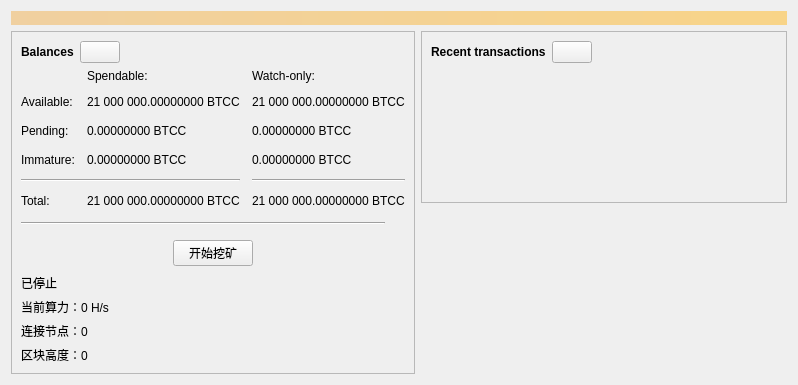
This is src/qt/forms/overviewpage.ui in debugworking/Bitcoin-Classic as Qt 5 draws it before an edit. The edited form follows.
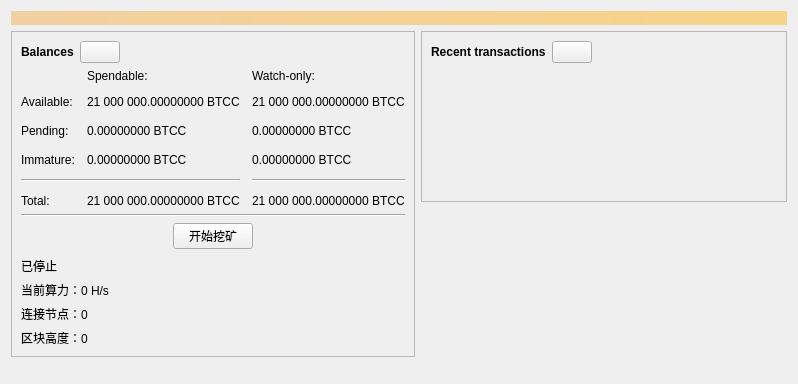
This is the edited form. Icons and pictures are not drawn. Custom widgets are drawn as their Qt base class.

Diff of the .ui file:
```diff
--- a/src/qt/forms/overviewpage.ui
+++ b/src/qt/forms/overviewpage.ui
@@ -364,22 +364,6 @@
               </property>
              </widget>
             </item>
-            <item>
-             <spacer name="line_after_total_right_spacer">
-              <property name="orientation">
-               <enum>Qt::Horizontal</enum>
-              </property>
-              <property name="sizeType">
-               <enum>QSizePolicy::Fixed</enum>
-              </property>
-              <property name="sizeHint" stdset="0">
-               <size>
-                <width>20</width>
-                <height>20</height>
-               </size>
-              </property>
-             </spacer>
-            </item>
            </layout>
           </item>
           <item>
```
